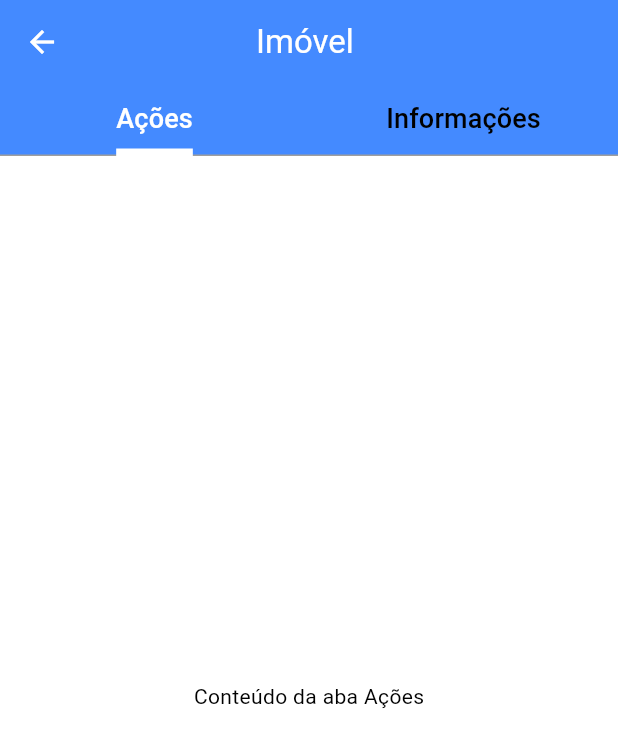
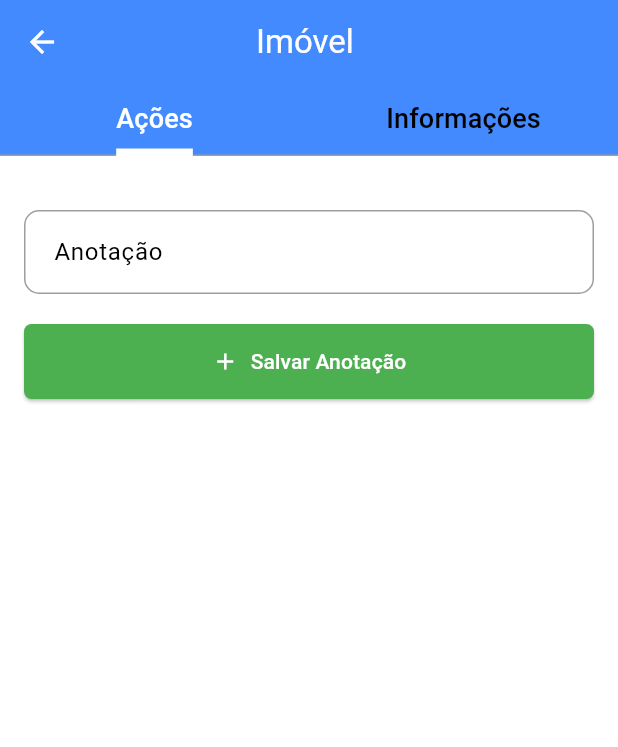
Before and after one commit to fatini-alvaro/ImobiSoft, a Flutter app: the ImovelPage screen opened directly, on a phone screen of 412 x 824 dp. Shown: the top 747 px of the screen. Run offline on Flutter 3.47's test engine with Material 3 defaults, Android fonts, the phone set to English and light mode, and no system bars; our stand-ins replace shared_preferences, toast; accounts and stored records are empty.

Commit message:
Add mais coisas

```diff
--- a/lib/components/buttons/custom_abrir_tela_adicionar_novo_button_component.dart
+++ b/lib/components/buttons/custom_abrir_tela_adicionar_novo_button_component.dart
@@ -15,7 +15,7 @@ class CustomAbrirTelaAdicionarNovoButtonComponent extends StatelessWidget {
         elevation: 5,
         minimumSize: Size(MediaQuery.of(context).size.width, 50),
         shape: RoundedRectangleBorder(
-          borderRadius: BorderRadius.circular(5), // Ajuste o valor conforme necessário
+          borderRadius: BorderRadius.circular(5),
         ),
       ),
       onPressed: onPressed,
--- a/lib/components/cards/custom_imovel_card.dart
+++ b/lib/components/cards/custom_imovel_card.dart
@@ -38,7 +38,7 @@ class CustomImovelCard extends StatelessWidget {
                 top: 20,
                 left: 10,
                 child: Container(
-                  width: 150, // Ajuste este valor conforme necessário
+                  width: 150,
                   height: 40,
                   child: Text(
                     'Nº - ${imovel.numero}',
@@ -54,7 +54,7 @@ class CustomImovelCard extends StatelessWidget {
                 top: 60,
                 left: 10,
                 child: Container(
-                  width: 150, // Ajuste este valor conforme necessário
+                  width: 150,
                   height: 80,
                   child: Text(
                     '${imovel.cidade}, ${imovel.rua}',
--- /dev/null
+++ b/lib/controller/tela_imovel/tela_imovel_controller.dart
@@ -0,0 +1,29 @@
+
+import 'package:flutter/material.dart';
+import 'package:trabalho_imobiliaria/utils/dialogs.dart';
+
+
+class TelaImovelController with ChangeNotifier {
+
+  String? _descricao;
+  setDescricao(String value) => _descricao = value;
+  String? get descricao => _descricao;
+
+  Future<bool> create(BuildContext context) async {
+
+    Dialogs.showLoading(context, message:'Aguarde, salvando anotação');
+
+    try {
+
+      Dialogs.hideLoading(context);
+      Dialogs.successToast(context, 'Imóvel criado com sucesso');
+      return true;
+    } catch (e) {
+      print(e);
+      Dialogs.hideLoading(context);
+      Dialogs.errorToast(context, 'Falha ao salvar anotação');
+      return false;
+    }
+
+  }
+}
--- a/lib/view/imovel/cadastrar_imovel_page.dart
+++ b/lib/view/imovel/cadastrar_imovel_page.dart
@@ -81,7 +81,7 @@ class CadastrarImovelPageState extends State<CadastrarImovelPage> {
               Expanded(
                 child: ListView(
                   children: [
-                    // Adicione outros widgets aqui se necessário
+                    //
                   ],
                 ),
               ),
--- a/lib/view/imovel/imovel_page.dart
+++ b/lib/view/imovel/imovel_page.dart
@@ -1,6 +1,9 @@
 import 'package:flutter/material.dart';
+import 'package:trabalho_imobiliaria/components/buttons/custom_salvar_cadastro_button_component.dart';
+import 'package:trabalho_imobiliaria/controller/tela_imovel/tela_imovel_controller.dart';
 import 'package:trabalho_imobiliaria/model/imovel_model.dart';
 import 'package:trabalho_imobiliaria/themes/themes.dart';
+import 'package:trabalho_imobiliaria/widgets/custom_text_form_field_widget.dart';
 
 class ImovelPage extends StatefulWidget {
 
@@ -15,6 +18,10 @@ class ImovelPage extends StatefulWidget {
 }
 
 class ImovelPageState extends State<ImovelPage> {
+  final TelaImovelController _telaImovelController =
+      TelaImovelController();
+
+  final GlobalKey<FormState> _formKey = GlobalKey<FormState>();
 
   @override
   Widget build(BuildContext context) {
@@ -49,9 +56,39 @@ class ImovelPageState extends State<ImovelPage> {
         ),
         body: TabBarView(
           children: [
-            Container(
-              child: Center(
-                child: Text('Conteúdo da aba Ações'),
+            SingleChildScrollView(
+              child: Padding(
+                padding: const EdgeInsets.all(16.0),
+                child: Form(
+                  key: _formKey,
+                  child: Column(
+                    crossAxisAlignment: CrossAxisAlignment.start,
+                    children: [
+                      SizedBox(height: 20),
+                      CustomTextFormFieldWidget(
+                        label: 'Anotação',
+                        hintText: 'Informar uma anotação',
+                        onChanged: _telaImovelController.setDescricao,
+                        validator: (value) {
+                          if (value == null || value.isEmpty) {
+                            return 'Campo Obrigatório';
+                          }
+                          return null;
+                        },
+                      ),
+                      SizedBox(height: 20),
+                      CustomSalvarCadastroButtonComponent(
+                        buttonText: 'Salvar Anotação',
+                        onPressed: () {
+                          if (_formKey.currentState!.validate()) {
+                            _telaImovelController
+                                .create(context);
+                          }
+                        },
+                      ),
+                    ],
+                  ),
+                ),
               ),
             ),
             SingleChildScrollView(
```
